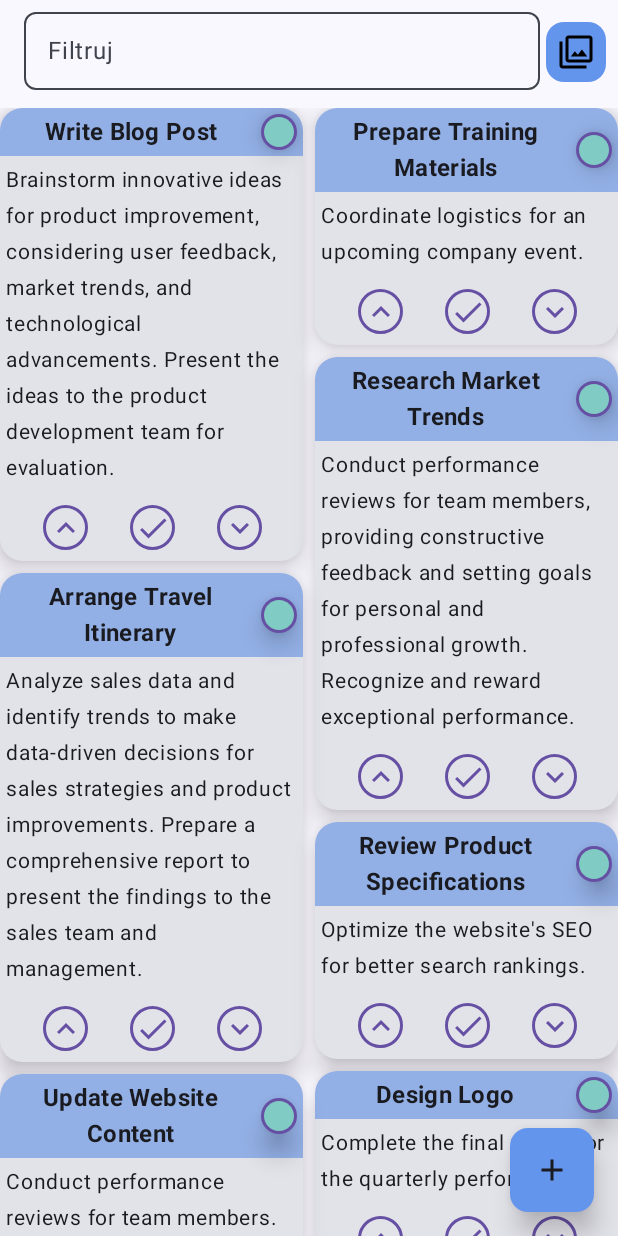
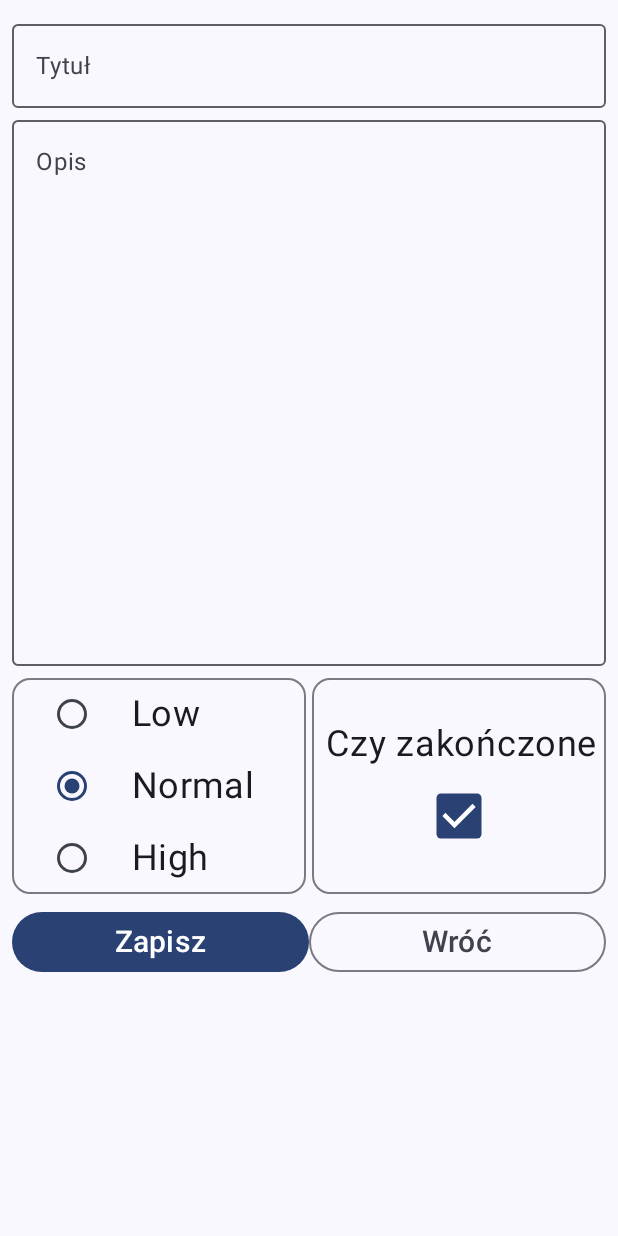
Before and after one commit to RafLew84/PrioritizeMeCompose, an Android app built with Jetpack Compose: the screen it shows after launch (MainActivity), on a phone screen of 412 x 824 dp. Run offline under Robolectric (Android 15) with nearby library versions, the phone set to English and light mode, and no system bars.

Commit message:
add AddTaskScreen

```diff
--- a/app/src/main/java/com/example/prioritizemecompose/MainActivity.kt
+++ b/app/src/main/java/com/example/prioritizemecompose/MainActivity.kt
@@ -10,6 +10,7 @@ import androidx.compose.material3.Text
 import androidx.compose.runtime.Composable
 import androidx.compose.ui.Modifier
 import androidx.compose.ui.tooling.preview.Preview
+import com.example.prioritizemecompose.ui.screens.AddTaskScreen
 import com.example.prioritizemecompose.ui.screens.TaskListScreen
 import com.example.prioritizemecompose.ui.theme.PrioritizeMeComposeTheme
 
@@ -23,7 +24,7 @@ class MainActivity : ComponentActivity() {
                     modifier = Modifier.fillMaxSize(),
                     color = MaterialTheme.colorScheme.background
                 ) {
-                    TaskListScreen()
+                    AddTaskScreen()
                 }
             }
         }
--- a/app/src/main/java/com/example/prioritizemecompose/data/Task.kt
+++ /dev/null
@@ -1,3 +0,0 @@
-package com.example.prioritizemecompose.data
-
-data class Task(val title: String, val description: String)
--- /dev/null
+++ b/app/src/main/java/com/example/prioritizemecompose/data/db/Task.kt
@@ -0,0 +1,6 @@
+package com.example.prioritizemecompose.data.db
+
+data class Task(
+    val title: String,
+    val description: String
+)
--- a/app/src/main/java/com/example/prioritizemecompose/data/dummydata/DataProvider.kt
+++ b/app/src/main/java/com/example/prioritizemecompose/data/dummydata/DataProvider.kt
@@ -1,6 +1,6 @@
 package com.example.prioritizemecompose.data.dummydata
 
-import com.example.prioritizemecompose.data.Task
+import com.example.prioritizemecompose.data.db.Task
 
 object DataProvider {
 
--- /dev/null
+++ b/app/src/main/java/com/example/prioritizemecompose/ui/screens/AddTaskScreen.kt
@@ -0,0 +1,148 @@
+package com.example.prioritizemecompose.ui.screens
+
+import androidx.compose.foundation.layout.Arrangement
+import androidx.compose.foundation.layout.Column
+import androidx.compose.foundation.layout.Row
+import androidx.compose.foundation.layout.fillMaxHeight
+import androidx.compose.foundation.layout.fillMaxSize
+import androidx.compose.foundation.layout.fillMaxWidth
+import androidx.compose.foundation.layout.height
+import androidx.compose.foundation.layout.padding
+import androidx.compose.foundation.selection.selectable
+import androidx.compose.material3.Button
+import androidx.compose.material3.Checkbox
+import androidx.compose.material3.ExperimentalMaterial3Api
+import androidx.compose.material3.MaterialTheme
+import androidx.compose.material3.OutlinedButton
+import androidx.compose.material3.OutlinedCard
+import androidx.compose.material3.OutlinedTextField
+import androidx.compose.material3.RadioButton
+import androidx.compose.material3.Text
+import androidx.compose.runtime.Composable
+import androidx.compose.runtime.mutableStateOf
+import androidx.compose.runtime.remember
+import androidx.compose.ui.Alignment
+import androidx.compose.ui.Modifier
+import androidx.compose.ui.draw.scale
+import androidx.compose.ui.unit.dp
+import androidx.compose.ui.unit.sp
+
+@OptIn(ExperimentalMaterial3Api::class)
+@Composable
+fun AddTaskScreen(){
+
+    val radioOptions = listOf("Low", "Normal", "High")
+    val (selectedOption, onOptionSelected) = remember { mutableStateOf(radioOptions[1] ) }
+    val checkedState = remember { mutableStateOf(true) }
+
+    Column(modifier = Modifier
+        .fillMaxSize()
+        .padding(8.dp)
+    ) {
+        OutlinedTextField(
+            value = "",
+            onValueChange = {},
+            modifier = Modifier.fillMaxWidth(),
+            singleLine = true,
+            label = { Text(text = "Tytuł")}
+        )
+
+        OutlinedTextField(
+            value = "",
+            onValueChange = {},
+            modifier = Modifier
+                .fillMaxWidth()
+                .fillMaxHeight(.5f),
+            singleLine = false,
+            label = { Text(text = "Opis")}
+        )
+
+        Row(
+            modifier = Modifier.fillMaxWidth().padding(top = 8.dp),
+        ) {
+            OutlinedCard(
+                modifier = Modifier.fillMaxWidth(.5f).padding(end = 2.dp),
+            ) {
+                Column(
+                    verticalArrangement = Arrangement.SpaceEvenly,
+                    horizontalAlignment = Alignment.CenterHorizontally
+                ) {
+                    radioOptions.forEach { text ->
+                        Row(
+                            Modifier
+                                .fillMaxWidth()
+                                .selectable(
+                                    selected = (text == selectedOption),
+                                    onClick = {
+                                        onOptionSelected(text)
+                                    }
+                                )
+                                .padding(horizontal = 16.dp),
+                            verticalAlignment = Alignment.CenterVertically
+                        ) {
+                            RadioButton(
+                                selected = (text == selectedOption),
+                                onClick = { onOptionSelected(text) }
+                            )
+                            Text(
+                                text = text,
+                                style = MaterialTheme.typography.bodyMedium.merge(),
+                                modifier = Modifier.padding(start = 16.dp),
+                                fontSize = 24.sp
+                            )
+                        }
+                    }
+                }
+            }
+
+            OutlinedCard(
+                modifier = Modifier
+                    .fillMaxWidth()
+                    .height(144.dp)
+                    .padding(start = 2.dp)
+            ) {
+                Column(
+                    modifier = Modifier.fillMaxSize(),
+                    horizontalAlignment = Alignment.CenterHorizontally,
+                    verticalArrangement = Arrangement.Center
+                ) {
+                    Text(
+                        text = "Czy zakończone",
+                        fontSize = 24.sp,
+                        modifier = Modifier.padding(start = 4.dp)
+                    )
+
+                    Checkbox(
+                        modifier = Modifier.scale(1.5f).padding(top = 8.dp),
+                        checked = checkedState.value,
+                        onCheckedChange = { checkedState.value = it }
+                    )
+                }
+            }
+        }
+        Row(
+            modifier = Modifier.fillMaxWidth().padding(top = 8.dp)
+        ) {
+
+
+            Button(
+                onClick = { /*TODO*/ },
+                modifier = Modifier.fillMaxWidth(.5f)
+            ) {
+                Text(
+                    text = "Zapisz",
+                    fontSize = 20.sp
+                )
+            }
+            OutlinedButton(
+                onClick = { /*TODO*/ },
+                modifier = Modifier.fillMaxWidth()
+            ) {
+                Text(
+                    text = "Wróć",
+                    fontSize = 20.sp
+                )
+            }
+        }
+    }
+}
--- a/app/src/main/java/com/example/prioritizemecompose/ui/screens/TaskListScreen.kt
+++ b/app/src/main/java/com/example/prioritizemecompose/ui/screens/TaskListScreen.kt
@@ -49,7 +49,7 @@ import androidx.compose.ui.text.font.FontWeight
 import androidx.compose.ui.text.style.TextAlign
 import androidx.compose.ui.unit.dp
 import androidx.compose.ui.unit.sp
-import com.example.prioritizemecompose.data.Task
+import com.example.prioritizemecompose.data.db.Task
 import com.example.prioritizemecompose.data.dummydata.DataProvider
 
 @OptIn(ExperimentalFoundationApi::class, ExperimentalMaterial3Api::class)
```
